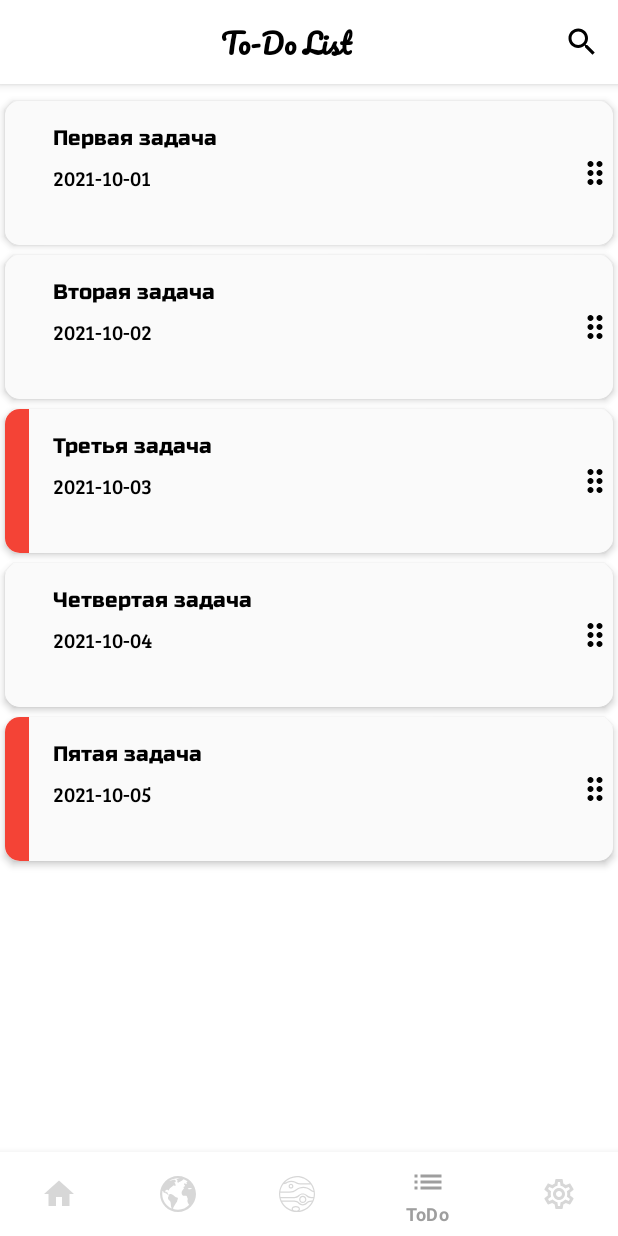
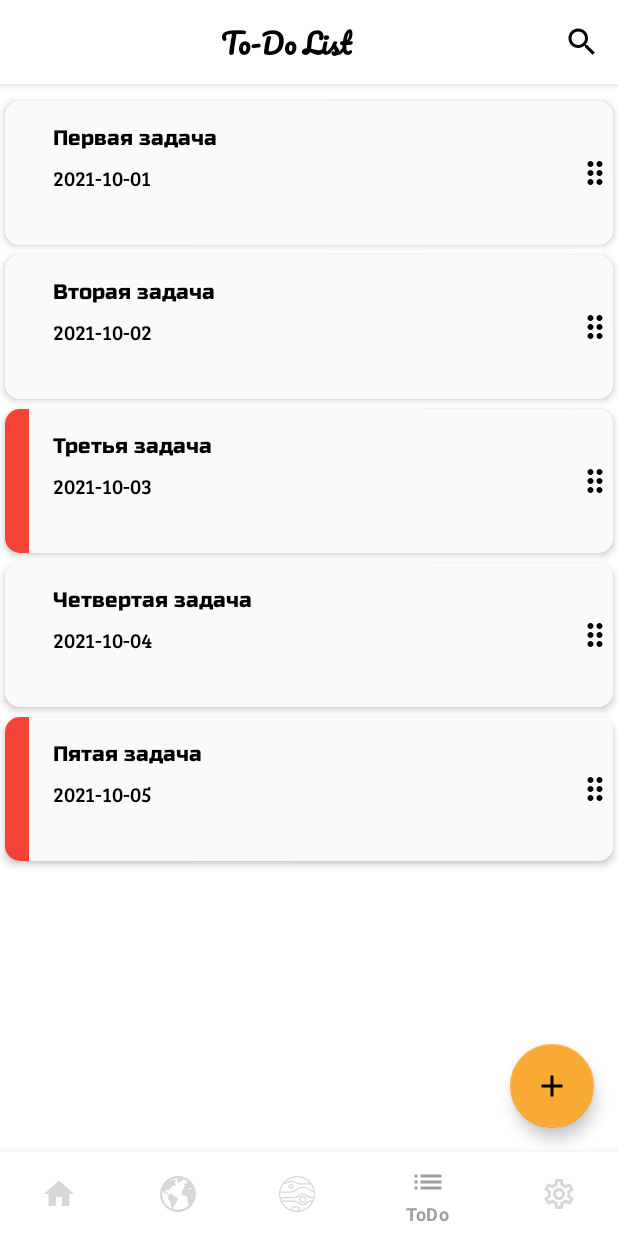
Before and after one commit to Rinat-M/AndroidMaterial, an Android app: the TodoListFragment screen opened through its navigation route, on a phone screen of 412 x 824 dp. Run offline under Robolectric (Android 15) with nearby library versions, the phone set to English and light mode, and no system bars; our stand-ins replace navigation-ui; pictures from the network do not load.

Commit message:
Implemented adding a new task

```diff
--- a/NasaApp/app/build.gradle
+++ b/NasaApp/app/build.gradle
@@ -11,8 +11,8 @@ android {
         applicationId "com.rino.nasaapp"
         minSdk 23
         targetSdk 30
-        versionCode 38
-        versionName "1.5.8"
+        versionCode 40
+        versionName "1.6.0"
 
         testInstrumentationRunner "androidx.test.runner.AndroidJUnitRunner"
     }
--- a/NasaApp/app/src/main/java/com/rino/nasaapp/datasources/TodoSource.kt
+++ b/NasaApp/app/src/main/java/com/rino/nasaapp/datasources/TodoSource.kt
@@ -21,4 +21,7 @@ interface TodoSource {
     fun getSize(): Int
 
     fun generateNewId(): Int
+
+    fun generateTodo(): Todo
+
 }
--- a/NasaApp/app/src/main/java/com/rino/nasaapp/datasources/TodoSourceImpl.kt
+++ b/NasaApp/app/src/main/java/com/rino/nasaapp/datasources/TodoSourceImpl.kt
@@ -54,4 +54,10 @@ class TodoSourceImpl : TodoSource {
     override fun generateNewId(): Int =
         todoList.maxOfOrNull { it.id }?.let { lastId -> lastId + 1 } ?: 1
 
+    override fun generateTodo(): Todo {
+        val generatedTodo = Todo(generateNewId(), "", "", Date(), Priority.NORMAL)
+        todoList.add(generatedTodo)
+        return generatedTodo
+    }
+
 }
--- a/NasaApp/app/src/main/java/com/rino/nasaapp/repositories/TodoRepository.kt
+++ b/NasaApp/app/src/main/java/com/rino/nasaapp/repositories/TodoRepository.kt
@@ -15,4 +15,7 @@ interface TodoRepository {
     fun searchTodo(query: String): Result<List<Todo>>
 
     fun saveTodo(todo: Todo)
+
+    fun generateTodo(): Todo
+
 }
--- a/NasaApp/app/src/main/java/com/rino/nasaapp/repositories/TodoRepositoryImpl.kt
+++ b/NasaApp/app/src/main/java/com/rino/nasaapp/repositories/TodoRepositoryImpl.kt
@@ -21,5 +21,6 @@ class TodoRepositoryImpl(
 
     override fun saveTodo(todo: Todo) = todoSource.saveTodo(todo)
 
+    override fun generateTodo(): Todo = todoSource.generateTodo()
 
 }
--- a/NasaApp/app/src/main/java/com/rino/nasaapp/ui/todo/TodoListFragment.kt
+++ b/NasaApp/app/src/main/java/com/rino/nasaapp/ui/todo/TodoListFragment.kt
@@ -87,6 +87,12 @@ class TodoListFragment : Fragment() {
         subscribeOn()
 
         initSearchView()
+
+        binding.fabButton.setOnClickListener {
+            todoListViewModel.generateTodo()
+            val dialogFragment = TodoBottomSheetDialogFragment.newInstance()
+            dialogFragment.show(childFragmentManager, null)
+        }
     }
 
     private fun initRecyclerView() {
--- a/NasaApp/app/src/main/java/com/rino/nasaapp/ui/todo/TodoListViewModel.kt
+++ b/NasaApp/app/src/main/java/com/rino/nasaapp/ui/todo/TodoListViewModel.kt
@@ -64,4 +64,8 @@ class TodoListViewModel(
         fetchData()
     }
 
+    fun generateTodo() {
+        selectedTodo = todoRepository.generateTodo()
+    }
+
 }
--- a/NasaApp/app/src/main/java/com/rino/nasaapp/ui/todo/TodosAdapter.kt
+++ b/NasaApp/app/src/main/java/com/rino/nasaapp/ui/todo/TodosAdapter.kt
@@ -1,7 +1,6 @@
 package com.rino.nasaapp.ui.todo
 
 import android.annotation.SuppressLint
-import android.graphics.Color
 import android.util.TypedValue
 import android.view.LayoutInflater
 import android.view.MotionEvent
@@ -75,11 +74,9 @@ class TodosAdapter(
         }
 
         override fun onItemSelected() {
-            binding.root.setBackgroundColor(Color.LTGRAY)
         }
 
         override fun onItemClear() {
-            binding.root.setBackgroundColor(0)
         }
 
     }
--- /dev/null
+++ b/NasaApp/app/src/main/res/drawable/ic_add.xml
@@ -0,0 +1,10 @@
+<vector xmlns:android="http://schemas.android.com/apk/res/android"
+    android:width="24dp"
+    android:height="24dp"
+    android:tint="?attr/colorControlNormal"
+    android:viewportWidth="24"
+    android:viewportHeight="24">
+    <path
+        android:fillColor="#000000"
+        android:pathData="M19,13h-6v6h-2v-6H5v-2h6V5h2v6h6v2z" />
+</vector>
--- a/NasaApp/app/src/main/res/layout/todo_list_fragment.xml
+++ b/NasaApp/app/src/main/res/layout/todo_list_fragment.xml
@@ -53,4 +53,12 @@
 
     </androidx.constraintlayout.widget.ConstraintLayout>
 
+    <com.google.android.material.floatingactionbutton.FloatingActionButton
+        android:id="@+id/fab_button"
+        android:layout_width="wrap_content"
+        android:layout_height="wrap_content"
+        android:layout_gravity="bottom|end"
+        android:layout_margin="@dimen/margin_padding_16dp"
+        android:src="@drawable/ic_add" />
+
 </androidx.coordinatorlayout.widget.CoordinatorLayout>
--- a/NasaApp/app/src/main/res/values-night/themes.xml
+++ b/NasaApp/app/src/main/res/values-night/themes.xml
@@ -6,7 +6,7 @@
         <item name="colorPrimaryVariant">@color/grey_700</item>
         <item name="colorOnPrimary">@color/black</item>
         <!-- Secondary brand color. -->
-        <item name="colorSecondary">@color/teal_200</item>
+        <item name="colorSecondary">@color/deep_orange_500</item>
         <item name="colorSecondaryVariant">@color/teal_200</item>
         <item name="colorOnSecondary">@color/white</item>
         <!-- Status bar color. -->
```
